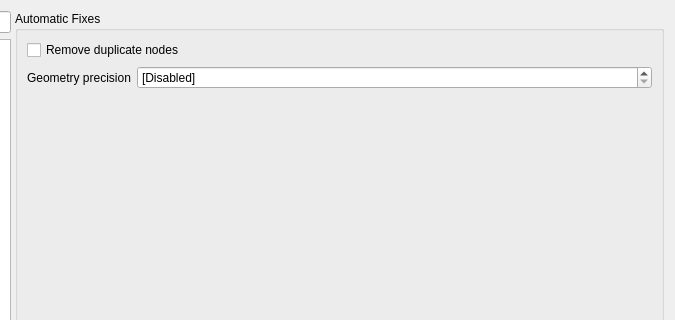
First picture: the form in src/ui/qgsvectorlayerpropertiesbase.ui, repository qgis/QGIS, before the edit; both pictures show x 150 to 825 and y 0 to 320 of the 825 by 856 pixel window.
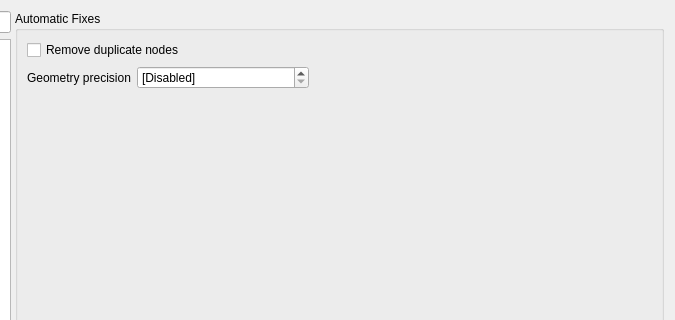
Second picture: the form after the edit. Icons and pictures are not drawn. Custom widgets are drawn as their Qt base class.

Commit message: Change geometry precision spin box to QgsDoubleSpinBox, with reset button

```diff
--- a/src/ui/qgsvectorlayerpropertiesbase.ui
+++ b/src/ui/qgsvectorlayerpropertiesbase.ui
@@ -2373,16 +2373,6 @@
                 </property>
                </widget>
               </item>
-              <item row="1" column="1">
-               <widget class="QDoubleSpinBox" name="mGeometryPrecisionSpinBox">
-                <property name="toolTip">
-                 <string>&lt;html&gt;&lt;head/&gt;&lt;body&gt;&lt;p&gt;The geometry precision defines the maximum precision to of geometry coordinates that should be stored on this layer. A snap to grid algorithm will be applied on every geometry entering this layer, resulting in coordinates being rounded to multiples of this value. The operation is applied in this layer's coordinate reference system.&lt;/p&gt;&lt;/body&gt;&lt;/html&gt;</string>
-                </property>
-                <property name="specialValueText">
-                 <string>[Disabled]</string>
-                </property>
-               </widget>
-              </item>
               <item row="0" column="0" colspan="2">
                <widget class="QCheckBox" name="mRemoveDuplicateNodesCheckbox">
                 <property name="text">
@@ -2390,6 +2380,33 @@
                 </property>
                </widget>
               </item>
+              <item row="1" column="1">
+               <layout class="QHBoxLayout" name="horizontalLayout_11" stretch="1,2">
+                <item>
+                 <widget class="QgsDoubleSpinBox" name="mGeometryPrecisionSpinBox">
+                  <property name="toolTip">
+                   <string>&lt;html&gt;&lt;head/&gt;&lt;body&gt;&lt;p&gt;The geometry precision defines the maximum precision to of geometry coordinates that should be stored on this layer. A snap to grid algorithm will be applied on every geometry entering this layer, resulting in coordinates being rounded to multiples of this value. The operation is applied in this layer's coordinate reference system.&lt;/p&gt;&lt;/body&gt;&lt;/html&gt;</string>
+                  </property>
+                  <property name="specialValueText">
+                   <string>[Disabled]</string>
+                  </property>
+                 </widget>
+                </item>
+                <item>
+                 <spacer name="horizontalSpacer_9">
+                  <property name="orientation">
+                   <enum>Qt::Horizontal</enum>
+                  </property>
+                  <property name="sizeHint" stdset="0">
+                   <size>
+                    <width>40</width>
+                    <height>20</height>
+                   </size>
+                  </property>
+                 </spacer>
+                </item>
+               </layout>
+              </item>
              </layout>
             </widget>
            </item>
@@ -2512,6 +2529,11 @@
    <header>qgsvectorlayerlegendwidget.h</header>
    <container>1</container>
   </customwidget>
+  <customwidget>
+   <class>QgsDoubleSpinBox</class>
+   <extends>QDoubleSpinBox</extends>
+   <header>qgsdoublespinbox.h</header>
+  </customwidget>
  </customwidgets>
  <tabstops>
   <tabstop>mSearchLineEdit</tabstop>
```
Left out of the diff: 2 changed lines with no effect on the pictures.
